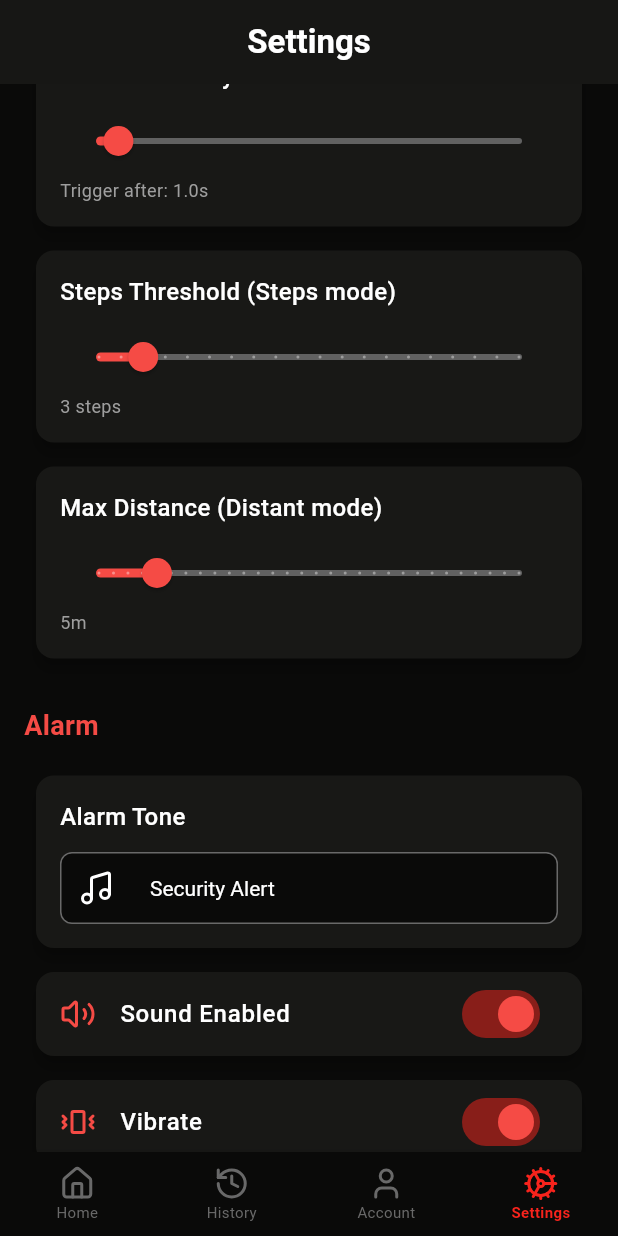
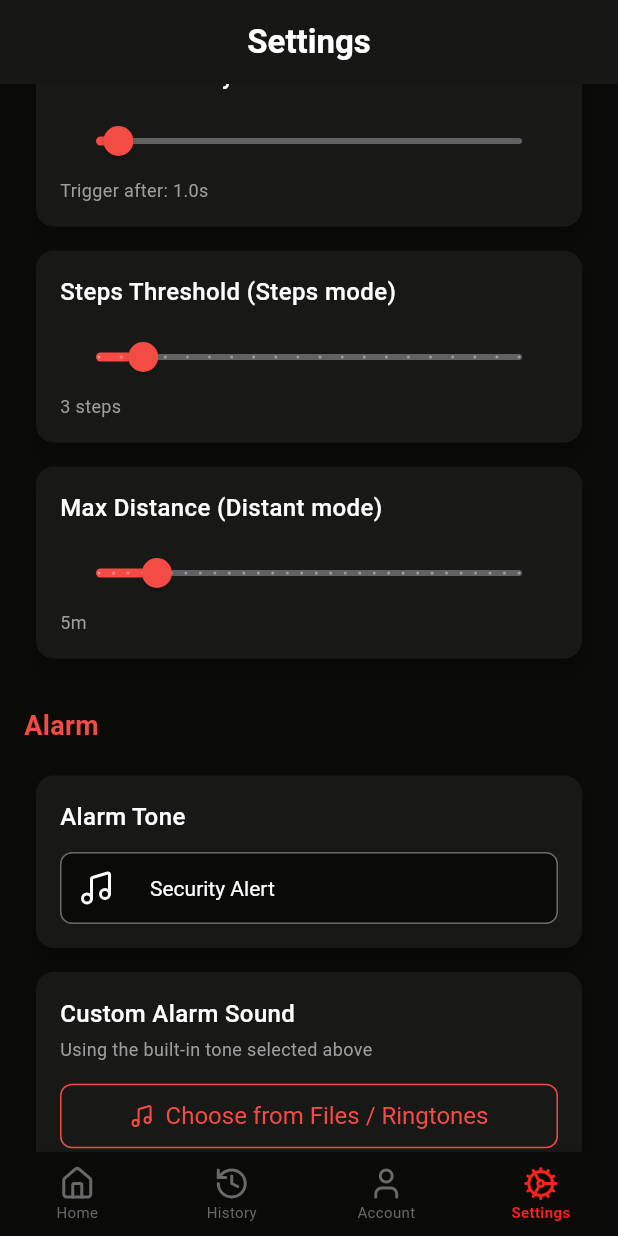
Before and after one commit to mohaneddz/BRB, a Flutter app: the screen it shows after launch, item 4 of the bottom bar chosen, scrolled down 576 dp, on a phone screen of 412 x 824 dp. Run offline on Flutter 3.47's test engine with Material 3 defaults, Android fonts, the phone set to English and light mode, and no system bars; our stand-ins replace camera, file_picker, flutter_svg, geolocator, google_fonts, image_picker and 6 more; missing offline and left inert: gallery_saver_plus, proximity_sensor; Roboto replaces fonts that are missing (Kumar One); project files that could hold a hidden picture were left out.

Commit message:
feat: let user pick a custom alarm sound from device files/ringtones
Uses file_picker's audio filter, which surfaces the device's Ringtones/
Notifications/Alarms media as well as any other audio file. The picked
file is copied into app storage (so it survives cache clears) and its
path+display name persisted; AlarmController will play it next.

```diff
--- /dev/null
+++ b/lib/components/settings/alarm_sound_picker_section.dart
@@ -0,0 +1,70 @@
+import 'package:flutter/material.dart';
+import 'package:brb/styles/style.dart';
+import 'package:lucide_icons/lucide_icons.dart';
+
+/// Lets the user pick a custom alarm sound from device files/ringtones.
+/// When set, it takes priority over the built-in tone dropdown above it.
+class AlarmSoundPickerSection extends StatelessWidget {
+  final String? customToneName;
+  final VoidCallback onPickFile;
+  final VoidCallback? onClear;
+
+  const AlarmSoundPickerSection({
+    super.key,
+    required this.customToneName,
+    required this.onPickFile,
+    this.onClear,
+  });
+
+  @override
+  Widget build(BuildContext context) {
+    return Card(
+      color: AppColors.darkBgLight,
+      child: Padding(
+        padding: const EdgeInsets.all(16.0),
+        child: Column(
+          crossAxisAlignment: CrossAxisAlignment.start,
+          children: [
+            const Text(
+              'Custom Alarm Sound',
+              style: TextStyle(
+                color: Colors.white,
+                fontSize: 16,
+                fontWeight: FontWeight.w500,
+              ),
+            ),
+            const SizedBox(height: 4),
+            Text(
+              customToneName ?? 'Using the built-in tone selected above',
+              style: const TextStyle(color: Colors.grey, fontSize: 12),
+            ),
+            const SizedBox(height: 12),
+            Row(
+              children: [
+                Expanded(
+                  child: OutlinedButton.icon(
+                    onPressed: onPickFile,
+                    icon: const Icon(LucideIcons.music, size: 16),
+                    label: const Text('Choose from Files / Ringtones'),
+                    style: OutlinedButton.styleFrom(
+                      foregroundColor: AppColors.accent,
+                      side: const BorderSide(color: AppColors.accent),
+                    ),
+                  ),
+                ),
+                if (customToneName != null) ...[
+                  const SizedBox(width: 8),
+                  IconButton(
+                    onPressed: onClear,
+                    icon: const Icon(LucideIcons.x, color: Colors.grey),
+                    tooltip: 'Use built-in tone instead',
+                  ),
+                ],
+              ],
+            ),
+          ],
+        ),
+      ),
+    );
+  }
+}
```
Also changed, not shown: lib/pages/settings.dart (+33 -0 lines).
